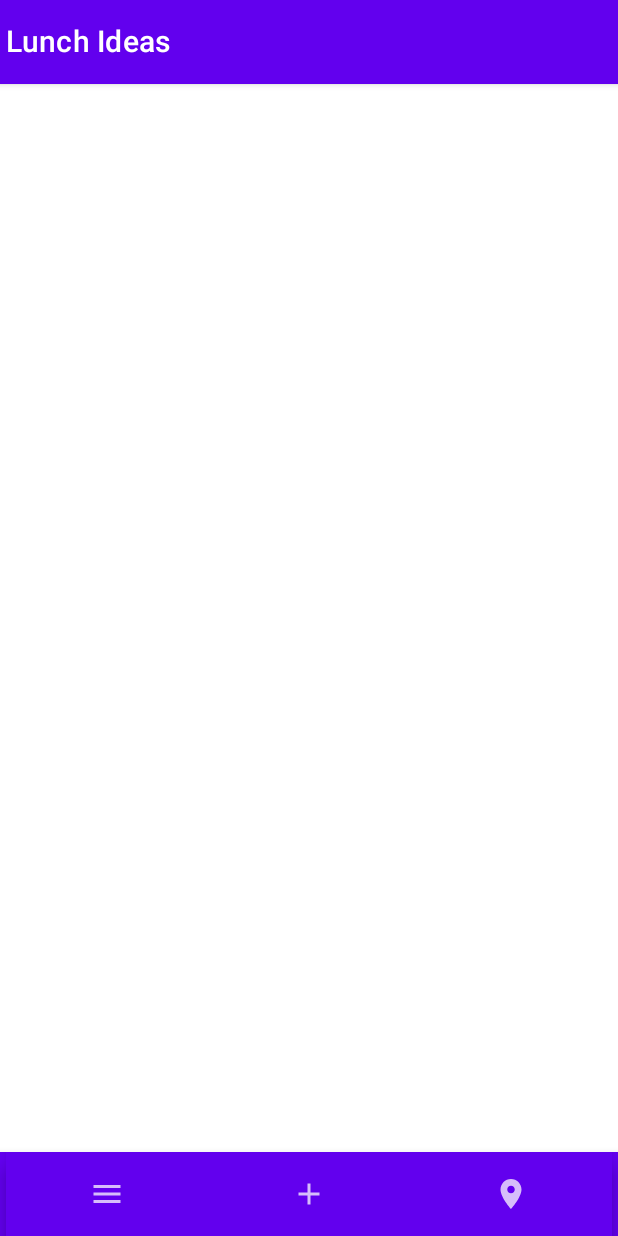
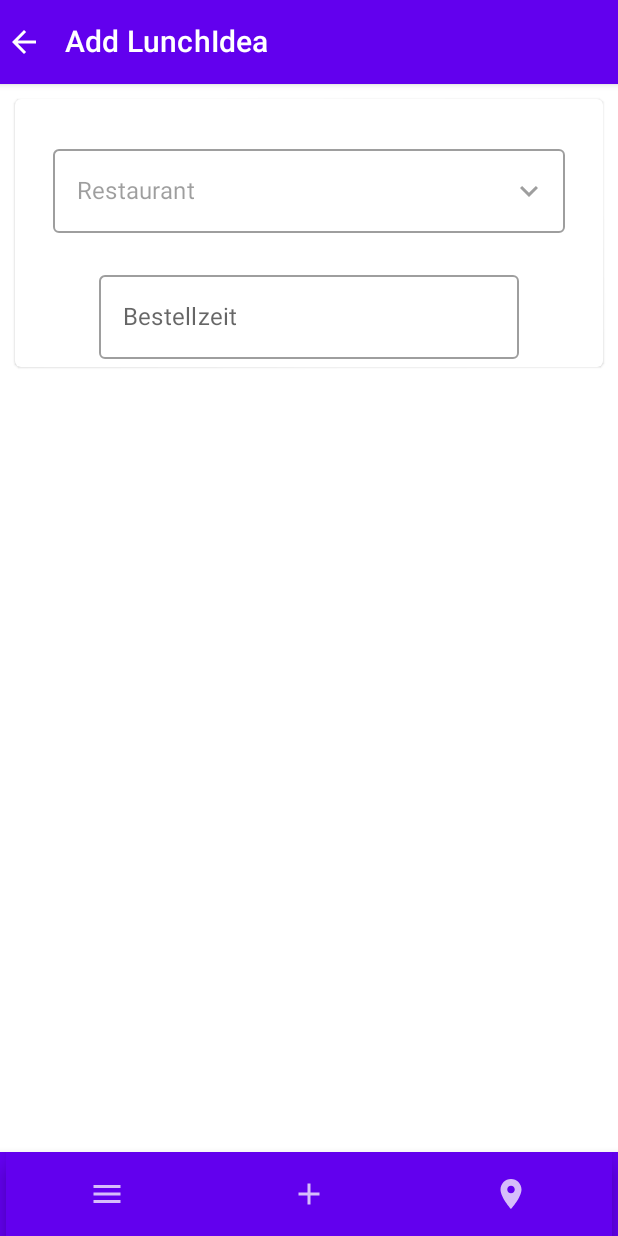
Before and after one commit to hmvir/CoLunch, an Android app built with Jetpack Compose: the screen it shows after launch (MainActivity), item 2 of the bottom bar chosen, on a phone screen of 412 x 824 dp. Run offline under Robolectric (Android 15) with nearby library versions, the phone set to English and light mode, and no system bars; our stand-ins replace Firebase (no records; nobody signed in at launch, a user with empty details on screens opened directly).

Commit message:
Dropdownmenu for Restaurants to AddLunchScreen

```diff
--- a/app/src/main/java/com/example/colunch/MainActivity.kt
+++ b/app/src/main/java/com/example/colunch/MainActivity.kt
@@ -12,6 +12,7 @@ import com.example.colunch.models.getRestaurantsFromFirestore
 import com.example.colunch.navigation.MyNavigation
 import com.example.colunch.ui.theme.CoLunchTheme
 import com.example.colunch.widgets.Greeting
+import com.example.colunch.widgets.simpleTextField
 
 class MainActivity : ComponentActivity() {
     override fun onCreate(savedInstanceState: Bundle?) {
@@ -28,6 +29,6 @@ class MainActivity : ComponentActivity() {
 @Composable
 fun DefaultPreview() {
     CoLunchTheme {
-        Greeting("Android")
+        simpleTextField()
     }
 }
--- a/app/src/main/java/com/example/colunch/navigation/Navigation.kt
+++ b/app/src/main/java/com/example/colunch/navigation/Navigation.kt
@@ -8,9 +8,7 @@ import androidx.navigation.compose.composable
 import androidx.navigation.compose.rememberNavController
 import androidx.navigation.navArgument
 import com.example.colunch.models.*
-import com.example.colunch.screens.HomeScreen
-import com.example.colunch.screens.DetailLunchScreen
-import com.example.colunch.screens.RestaurantScreen
+import com.example.colunch.screens.*
 import com.example.colunch.viewmodels.LunchideasModel
 import com.example.colunch.viewmodels.Restaurantsmodel
 import com.google.firebase.firestore.ktx.firestore
@@ -60,6 +58,10 @@ fun MyNavigation(){
                 restaurantViewModel.getRestaurants(),
             )
         }
+        composable(Screens.AddLunchscreen.name) {
+            AddLunchScreen(navController,restaurantViewModel)
+        }
+
 
     }
 
--- a/app/src/main/java/com/example/colunch/navigation/Screens.kt
+++ b/app/src/main/java/com/example/colunch/navigation/Screens.kt
@@ -3,5 +3,7 @@ package com.example.colunch.navigation
 enum class Screens {
     Homescreen,
     DetailLunchscreen,
-    Restaurantsscreen
+    Restaurantsscreen,
+    AddRestaurantscreen,
+    AddLunchscreen
 }
--- a/app/src/main/java/com/example/colunch/screens/AddLunchScreen.kt
+++ b/app/src/main/java/com/example/colunch/screens/AddLunchScreen.kt
@@ -1,5 +1,98 @@
 package com.example.colunch.screens
 
-fun AddLunchScreen() {
+import android.util.Size
+import androidx.compose.foundation.background
+import androidx.compose.foundation.clickable
+import androidx.compose.foundation.layout.Column
+import androidx.compose.foundation.layout.fillMaxWidth
+import androidx.compose.foundation.layout.padding
+import androidx.compose.foundation.layout.width
+import androidx.compose.material.*
+import androidx.compose.material.icons.Icons
+import androidx.compose.material.icons.filled.KeyboardArrowDown
+import androidx.compose.material.icons.filled.KeyboardArrowUp
+import androidx.compose.runtime.*
+import androidx.compose.ui.Alignment
+import androidx.compose.ui.Modifier
+import androidx.compose.ui.graphics.Color
+import androidx.compose.ui.layout.onGloballyPositioned
+import androidx.compose.ui.platform.LocalDensity
+import androidx.compose.ui.unit.dp
+import androidx.compose.ui.unit.toSize
+import androidx.navigation.NavController
+import com.example.colunch.viewmodels.Restaurantsmodel
+import com.example.colunch.widgets.BottomTopBar
+import com.example.colunch.widgets.OutLineTextFieldSample
+import com.example.colunch.widgets.simpleTextField
+
+@Composable
+fun AddLunchScreen(navController: NavController, restaurantViewModel: Restaurantsmodel) {
+    var mExpanded by remember { mutableStateOf(true) }
+    var mSelectedText by remember { mutableStateOf("") }
+    var mTextFieldSize by remember { mutableStateOf(0)}
+    var restaurants = restaurantViewModel.getRestaurants()
+
+    BottomTopBar(title = "Add LunchIdea",navController) {
+        Card(modifier = Modifier.padding(10.dp)
+        ) {
+            Column(modifier = Modifier.padding(5.dp), horizontalAlignment = Alignment.CenterHorizontally) {
+                DropDown(restaurantViewModel)
+                OutLineTextFieldSample("Bestellzeit")
+            }
+        }
+    }
 
 }
+
+@Composable
+fun DropDown(restaurantViewModel: Restaurantsmodel){
+
+    // Declaring a boolean value to store
+    // the expanded state of the Text Field
+    var mExpanded by remember { mutableStateOf(false) }
+    val restaurants = restaurantViewModel.getRestaurants()
+    var mSelectedText by remember { mutableStateOf("") }
+
+    // Up Icon when expanded and down icon when collapsed
+    val icon = if (mExpanded)
+        Icons.Filled.KeyboardArrowUp
+    else
+        Icons.Filled.KeyboardArrowDown
+
+    Column(Modifier.padding(20.dp)) {
+
+        // Create an Outlined Text Field
+        // with icon and not expanded
+        OutlinedTextField(
+            value = mSelectedText,
+            onValueChange = { mSelectedText = it },
+            modifier = Modifier
+                .fillMaxWidth()
+                ,
+            enabled = false,
+            label = {Text("Restaurant")},
+            trailingIcon = {
+                Icon(icon,"contentDescription",
+                    Modifier.clickable { mExpanded = !mExpanded })
+            }
+        )
+
+        // Create a drop-down menu with list of cities,
+        // when clicked, set the Text Field text as the city selected
+        DropdownMenu(
+            expanded = mExpanded,
+            onDismissRequest = { mExpanded = false },
+            modifier = Modifier
+                .fillMaxWidth()
+        ) {
+            restaurants.forEach { restaurant ->
+                DropdownMenuItem(onClick = {
+                    mSelectedText = restaurant.name
+                    mExpanded = false
+                }) {
+                    Text(text = restaurant.name)
+                }
+            }
+        }
+    }
+}
--- a/app/src/main/java/com/example/colunch/screens/AddRestaurantScreen.kt
+++ b/app/src/main/java/com/example/colunch/screens/AddRestaurantScreen.kt
@@ -1,5 +1,12 @@
 package com.example.colunch.screens
 
+import androidx.compose.foundation.layout.padding
+import androidx.compose.material.Card
+import androidx.compose.runtime.Composable
+import androidx.compose.ui.Modifier
+import androidx.compose.ui.unit.dp
+
+@Composable
 fun AddRestaurantScreen() {
 
 }
--- a/app/src/main/java/com/example/colunch/widgets/CoLunchWidgets.kt
+++ b/app/src/main/java/com/example/colunch/widgets/CoLunchWidgets.kt
@@ -42,12 +42,25 @@ fun simpleTextField(): String {
     )
     return text.text
 }
+@Composable
+fun OutLineTextFieldSample(inputtext: String) {
+    var text by remember { mutableStateOf(TextFieldValue("")) }
+    OutlinedTextField(
+        value = text,
+        label = { Text(text = inputtext) },
+        onValueChange = {
+            text = it
+        }
+    )
+}
 
 @Composable
 fun SimpleButton(inputtext: String) {
     Button(modifier = Modifier
         .fillMaxWidth()
-        .padding(10.dp), onClick = {
+        .padding(10.dp),
+
+        onClick = {
 
     }) {
         Text(text = inputtext)
@@ -123,8 +136,7 @@ fun BottomTopBar(
                                     label = { Text(text = "New Idea") },
                                     selected = selectedItem.value == "addidea",
                                     onClick = {
-                                        //result.value = "Upload icon clicked"
-                                        //selectedItem.value = "upload"
+                                        navController.navigate(Screens.AddLunchscreen.name)
                                     },
                                     alwaysShowLabel = false
                                 )
```
